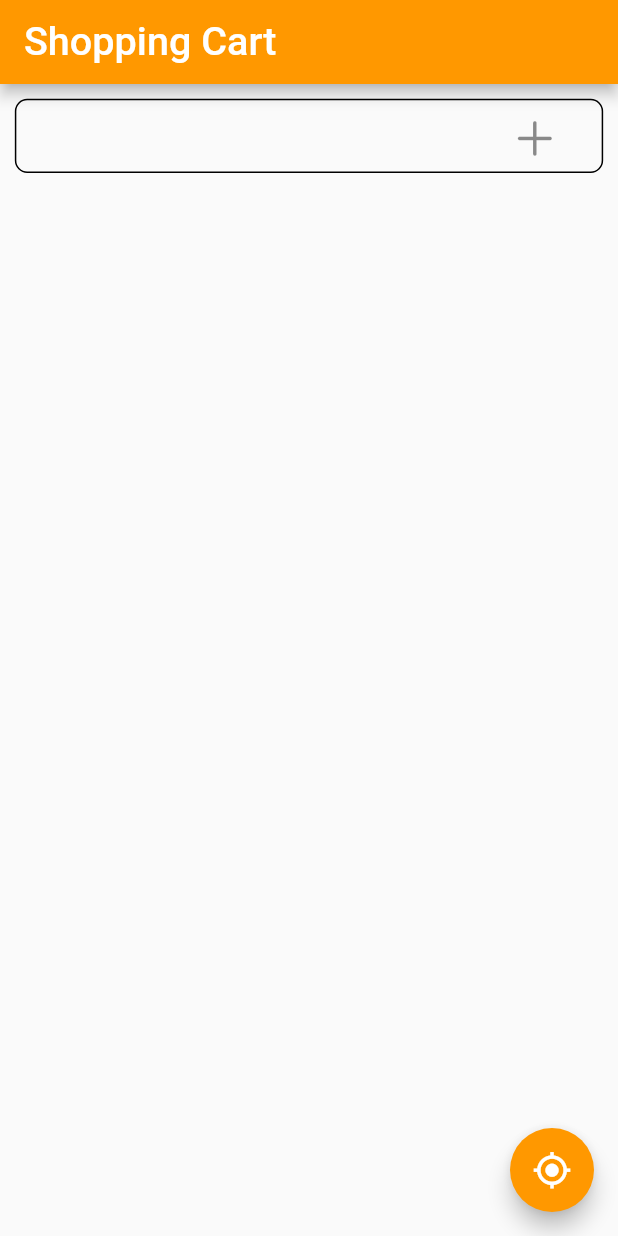
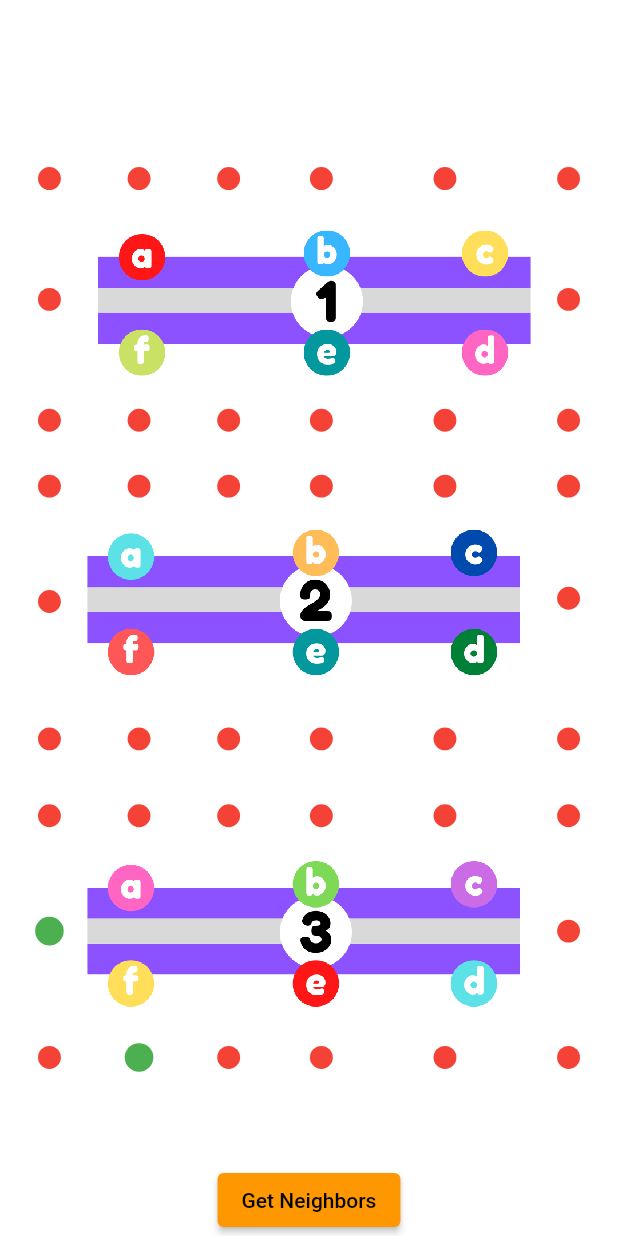
Before and after one commit to dasaGamesStudio/shop-ml, a Flutter app: the screen it shows once a user with an empty profile is signed in, on a phone screen of 412 x 824 dp. Run offline on Flutter 3.47's test engine with Material 2 defaults, Android fonts, the phone set to English and light mode, and no system bars; our stand-ins replace camera, cloud_firestore, firebase_auth, firebase_core, firebase_database, flutter_secure_storage and 5 more; accounts and stored records are empty.

Commit message:
implementing Navigation System - Add Waypoints to the Map

```diff
--- a/lib/models/cart_item_model.dart
+++ b/lib/models/cart_item_model.dart
@@ -18,4 +18,5 @@ class CartItem {
       id: json['id'],
       shelfID: json['shelfID'],
   );
+
 }
--- /dev/null
+++ b/lib/mypackages/mathdgs.dart
@@ -0,0 +1,17 @@
+import 'package:flutter/widgets.dart';
+import 'dart:math';
+
+class MathDGS {
+  static double sqrMagnitude(Size a){
+    return (a.width * a.width + a.height * a.height);
+  }
+
+  static double sqrDistance(Size a, Size b){
+    return ((a.width - b.width)*(a.width - b.width) + (a.height - b.height)*(a.height - b.height));
+  }
+
+  static double Distance(Size a, Size b){
+    return sqrt((a.width - b.width)*(a.width - b.width) + (a.height - b.height)*(a.height - b.height));
+  }
+
+}
--- a/lib/navigationSystem/navpoints.dart
+++ b/lib/navigationSystem/navpoints.dart
@@ -1,56 +1,77 @@
+import 'package:flutter/material.dart';
+import 'package:markethelper/mypackages/mathdgs.dart';
 import 'package:markethelper/navigationSystem/waypoint_model.dart';
 
-class WaypointNode {
-  static final n1 = WNode(name: "n1", connectedNodes: [
-    //   ConnectedWNode(Node: n2, distance: 1),
-    //   ConnectedWNode(Node: n3, distance: 2),
-    //   ConnectedWNode(Node: n4, distance: 1),
-  ]);
+class NavPoint{
+  static final w1 = WNode(id: "w1", position: Size(0.08 * 1080,0.1 * 1920), neighbors: [],);
+  static final w2 = WNode(id: "w2", position: Size(0.225 * 1080,0.1 * 1920), neighbors: [],);
+  static final w3 = WNode(id: "w3", position: Size(0.52 * 1080,0.1 * 1920), neighbors: [],);
+  static final w4 = WNode(id: "w4", position: Size(0.92 * 1080,0.1 * 1920), neighbors: [],);
 
-  static final n2 = WNode(name: "n2", connectedNodes: [
-    // ConnectedWNode(Node: n1, distance: 1),
-    // ConnectedWNode(Node: n3, distance: 1),
-    // ConnectedWNode(Node: n5, distance: 2),
-  ]);
-  static final n3 = WNode(name: "n3", connectedNodes: [
-    // ConnectedWNode(Node: n1, distance: 2),
-    // ConnectedWNode(Node: n2, distance: 1),
-    // ConnectedWNode(Node: n5, distance: 4),
-  ]);
-  static final n4 = WNode(name: "n4", connectedNodes: [
-    // ConnectedWNode(Node: n1, distance: 1),
-    // ConnectedWNode(Node: n5, distance: 3),
-  ]);
-  static final n5 = WNode(name: "n5", connectedNodes: [
-    // ConnectedWNode(Node: n2, distance: 2),
-    // ConnectedWNode(Node: n3, distance: 4),
-    // ConnectedWNode(Node: n4, distance: 3)
-  ]);
+  static final w5 = WNode(id: "w5", position: Size(0.08 * 1080,0.21 * 1920), neighbors: [],);
+  static final w6 = WNode(id: "w6", position: Size(0.92 * 1080,0.21 * 1920), neighbors: [],);
 
-  static void init() {
-    n1.connectedNodes = [
-      ConnectedWNode(Node: n2, distance: 1),
-      ConnectedWNode(Node: n3, distance: 2),
-      ConnectedWNode(Node: n4, distance: 1),
-    ];
-    n2.connectedNodes = [
-      ConnectedWNode(Node: n1, distance: 1),
-      ConnectedWNode(Node: n3, distance: 1),
-      ConnectedWNode(Node: n5, distance: 2),
-    ];
-    n3.connectedNodes = [
-      ConnectedWNode(Node: n1, distance: 2),
-      ConnectedWNode(Node: n2, distance: 1),
-      ConnectedWNode(Node: n5, distance: 4),
-    ];
-    n4.connectedNodes = [
-      ConnectedWNode(Node: n1, distance: 1),
-      ConnectedWNode(Node: n5, distance: 3),
-    ];
-    n5.connectedNodes = [
-      ConnectedWNode(Node: n2, distance: 2),
-      ConnectedWNode(Node: n3, distance: 4),
-      ConnectedWNode(Node: n4, distance: 3)
-    ];
+  static final w7 = WNode(id: "w7", position: Size(0.08 * 1080,0.32 * 1920), neighbors: [],);
+  static final w8 = WNode(id: "w8", position: Size(0.225 * 1080,0.32 * 1920), neighbors: [],);
+  static final w9 = WNode(id: "w9", position: Size(0.52 * 1080,0.32 * 1920), neighbors: [],);
+  static final w10 = WNode(id: "w10", position: Size(0.92 * 1080,0.32 * 1920), neighbors: [],);
+
+  static final w11 = WNode(id: "w11", position: Size(0.08 * 1080,0.38 * 1920), neighbors: [],);
+  static final w12 = WNode(id: "w12", position: Size(0.225 * 1080,0.38 * 1920), neighbors: [],);
+  static final w13 = WNode(id: "w13", position: Size(0.52 * 1080,0.38 * 1920), neighbors: [],);
+  static final w14 = WNode(id: "w14", position: Size(0.92 * 1080,0.38 * 1920), neighbors: [],);
+
+  static final w15 = WNode(id: "w15", position: Size(0.08 * 1080,0.485 * 1920), neighbors: [],);
+  static final w16 = WNode(id: "w16", position: Size(0.92 * 1080,0.482 * 1920), neighbors: [],);
+
+  static final w17 = WNode(id: "w17", position: Size(0.08 * 1080,0.61 * 1920), neighbors: [],);
+  static final w18 = WNode(id: "w18", position: Size(0.225 * 1080,0.61 * 1920), neighbors: [],);
+  static final w19 = WNode(id: "w19", position: Size(0.52 * 1080,0.61 * 1920), neighbors: [],);
+  static final w20 = WNode(id: "w20", position: Size(0.92 * 1080,0.61 * 1920), neighbors: [],);
+
+  static final w21 = WNode(id: "w21", position: Size(0.08 * 1080,0.68 * 1920), neighbors: [],);
+  static final w22 = WNode(id: "w22", position: Size(0.225 * 1080,0.68 * 1920), neighbors: [],);
+  static final w23 = WNode(id: "w23", position: Size(0.52 * 1080,0.68 * 1920), neighbors: [],);
+  static final w24 = WNode(id: "w24", position: Size(0.92 * 1080,0.68 * 1920), neighbors: [],);
+
+  static final w25 = WNode(id: "w25", position: Size(0.08 * 1080,0.785 * 1920), neighbors: [],);
+  static final w26 = WNode(id: "w26", position: Size(0.92 * 1080,0.785 * 1920), neighbors: [],);
+
+  static final w27 = WNode(id: "w27", position: Size(0.08 * 1080,0.9 * 1920), neighbors: [],);
+  static final w28 = WNode(id: "w28", position: Size(0.225 * 1080,0.9 * 1920), neighbors: [],);
+  static final w29 = WNode(id: "w29", position: Size(0.52 * 1080,0.9 * 1920), neighbors: [],);
+  static final w30 = WNode(id: "w30", position: Size(0.92 * 1080,0.9 * 1920), neighbors: [],);
+
+  static final w31 = WNode(id: "w31", position: Size(0.37 * 1080,0.1 * 1920), neighbors: [],);
+  static final w32 = WNode(id: "w32", position: Size(0.72 * 1080,0.1 * 1920), neighbors: [],);
+
+  static final w33 = WNode(id: "w33", position: Size(0.37 * 1080,0.32 * 1920), neighbors: [],);
+  static final w34 = WNode(id: "w34", position: Size(0.72 * 1080,0.32 * 1920), neighbors: [],);
+
+  static final w35 = WNode(id: "w35", position: Size(0.37 * 1080,0.38 * 1920), neighbors: [],);
+  static final w36 = WNode(id: "w36", position: Size(0.72 * 1080,0.38 * 1920), neighbors: [],);
+
+  static final w37 = WNode(id: "w37", position: Size(0.37 * 1080,0.61 * 1920), neighbors: [],);
+  static final w38 = WNode(id: "w38", position: Size(0.72 * 1080,0.61 * 1920), neighbors: [],);
+
+  static final w39 = WNode(id: "w39", position: Size(0.37 * 1080,0.68 * 1920), neighbors: [],);
+  static final w40 = WNode(id: "w40", position: Size(0.72 * 1080,0.68 * 1920), neighbors: [],);
+
+  static final w41 = WNode(id: "w41", position: Size(0.37 * 1080,0.9 * 1920), neighbors: [],);
+  static final w42 = WNode(id: "w42", position: Size(0.72 * 1080,0.9 * 1920), neighbors: [],);
+
+  static final List<WNode> NavPList = [NavPoint.w1,NavPoint.w2,NavPoint.w3,NavPoint.w4,NavPoint.w5, NavPoint.w6, NavPoint.w7, NavPoint.w8,NavPoint.w9,NavPoint.w10,NavPoint.w11,NavPoint.w12, NavPoint.w13, NavPoint.w14,NavPoint.w15, NavPoint.w16, NavPoint.w17,NavPoint.w18,NavPoint.w19,NavPoint.w20, NavPoint.w21,NavPoint.w22,NavPoint.w23,NavPoint.w24, NavPoint.w25,NavPoint.w26, NavPoint.w27,NavPoint.w28,NavPoint.w29,NavPoint.w30, NavPoint.w31,NavPoint.w32, NavPoint.w33,NavPoint.w34,NavPoint.w35,NavPoint.w36,NavPoint.w37,NavPoint.w38,NavPoint.w39,NavPoint.w40,NavPoint.w41,NavPoint.w42];
+
+  static GetNavNeighbors(){
+    NavPoint.NavPList.forEach((node) {
+      NavPoint.NavPList.forEach((element) {
+        if(element != node){
+          if(MathDGS.Distance(node.position, element.position)/100 < 2.55){
+            node.neighbors.add(element);
+          }
+        }
+      });
+    });
   }
+
 }
--- a/lib/navigationSystem/waypoint_model.dart
+++ b/lib/navigationSystem/waypoint_model.dart
@@ -1,36 +1,29 @@
 import 'package:flutter/rendering.dart';
 
-class WNode{
-  String name;
-  Size? pixelPos;
-  double avoidance;
-  String? assignShelfID;
-  String? assignSectionID;
-  WNode? parentNode;
-  List<ConnectedWNode>? connectedNodes;
+class WNode {
+  String id;
+  Size position;
+  double gCost;
+  double fCost;
+
+  bool isWalkable;
+
+  WNode? connection;
+  List<WNode> neighbors;
 
   WNode({
-    required this.name,
-    this.pixelPos,
-    this.assignSectionID,
-    this.assignShelfID,
-    this.parentNode,
-    this.avoidance = 0,
-    this.connectedNodes,
-});
+    required this.id,
+    this.position = Size.zero,
+    this.gCost = 0,
+    this.fCost = double.maxFinite,
+    this.isWalkable = true,
+    this.connection,
+    required this.neighbors,
+  });
+
 }
 
-class ConnectedWNode{
-  WNode Node;
-  double distance;
-
-  ConnectedWNode({
-    required this.Node,
-    required this.distance,
-  });
-}
-
-class Path{
+class Path {
   double score;
   List<WNode> nodes;
 
--- a/lib/pages/authpage.dart
+++ b/lib/pages/authpage.dart
@@ -2,6 +2,7 @@ import 'package:camera/camera.dart';
 import 'package:firebase_auth/firebase_auth.dart';
 import 'package:flutter/material.dart';
 import 'package:markethelper/pages/cart_list_page.dart';
+import 'package:markethelper/pages/drawmap_page.dart';
 import 'package:markethelper/pages/search_page.dart';
 import 'package:markethelper/pages/showmap_page.dart';
 import 'package:markethelper/services/authservice.dart';
@@ -21,7 +22,7 @@ class AuthPage extends StatelessWidget {
         builder: (context,snapshot){
           if(snapshot.hasData){
             AuthService().getCurrentUser();
-            return CartPage();
+            return MapPage(); //add cart page here
           }else{
             return LoginPage();
           }
--- /dev/null
+++ b/lib/pages/drawmap_page.dart
@@ -0,0 +1,105 @@
+import 'dart:convert';
+import 'dart:ui' as ui;
+
+import 'package:cloud_firestore/cloud_firestore.dart';
+import 'package:flutter/material.dart';
+import 'package:flutter/services.dart';
+import 'package:flutter_secure_storage/flutter_secure_storage.dart';
+import 'package:markethelper/mypackages/mathdgs.dart';
+import 'package:markethelper/navigationSystem/navpoints.dart';
+import 'package:markethelper/navigationSystem/waypoint_model.dart';
+
+class MapPage extends StatefulWidget {
+  const MapPage({Key? key}) : super(key: key);
+
+  @override
+  State<MapPage> createState() => _MapPageState();
+}
+
+class _MapPageState extends State<MapPage> {
+  ui.Image? image;
+
+  @override
+  void initState() {
+    super.initState();
+    NavPoint.GetNavNeighbors();
+    loadImage("assets/maps/shopmap.png");
+  }
+
+  Future loadImage(String path) async {
+    final data = await rootBundle.load(path);
+    final bytes = data.buffer.asUint8List();
+    final image = await decodeImageFromList(bytes);
+
+    setState(() => this.image = image);
+  }
+
+  @override
+  Widget build(BuildContext context) {
+
+    Size scSize = MediaQuery.of(context).size;
+    double refLength =
+    (scSize.width > scSize.height) ? scSize.height : scSize.width;
+    double paddingVal = refLength * 0.05;
+    double fontSize = refLength * 0.04;
+
+    return Scaffold(
+      backgroundColor: Colors.black,
+      body: Stack(
+          alignment: Alignment.bottomCenter,
+          children: [
+            Center(
+              child: image == null
+                  ? CircularProgressIndicator()
+                  : InteractiveViewer(
+                minScale: 1,
+                maxScale: 5,
+                child: Container(
+                  color: Colors.white,
+                  width: scSize.width,
+                  height: scSize.height,
+                  child: FittedBox(
+                    child: SizedBox(
+                      width: image?.width.toDouble(),
+                      height: image?.height.toDouble(),
+                      child: CustomPaint(
+                        foregroundPainter: MapRoutePainter(image!, mapRes: Size(40,28)),
+                      ),
+                    ),
+                  ),
+                ),
+              ),
+            ),
+            ElevatedButton(onPressed: ()=> NavPoint.GetNavNeighbors(), child: Text("Get Neighbors")),
+          ]),
+    );
+  }
+}
+
+class MapRoutePainter extends CustomPainter {
+  final ui.Image image;
+  final Size mapRes;
+
+  const MapRoutePainter(this.image, {this.mapRes = Size.zero});
+
+  @override
+  Future<void> paint(Canvas canvas, Size size) async {
+    final paint = Paint()
+      ..color = Colors.red;
+    canvas.drawImage(image, Offset.zero, paint);
+
+    final List<WNode> list = NavPoint.NavPList;
+
+    list.forEach((element) {
+      canvas.drawCircle(Offset(element.position.width, element.position.height), 20, paint);
+    });
+
+    NavPoint.w27.neighbors.forEach((element) {
+      canvas.drawCircle(Offset(element.position.width, element.position.height), 25, paint..color =Colors.green);
+    });
+
+  }
+
+  @override
+  bool shouldRepaint(covariant CustomPainter oldDelegate) => false;
+}
--- a/lib/pages/take_shelf_image.dart
+++ b/lib/pages/take_shelf_image.dart
@@ -174,7 +174,6 @@ class _TakeShelfImageState extends State<TakeShelfImage> {
                     ),
                   ],
                 ),
-              ElevatedButton(onPressed: ()=> NavSys.FindPath(WaypointNode.n1, WaypointNode.n2), child: Text("Test Nav Sys")),
             ],
           ),
         ));
--- a/pubspec.yaml
+++ b/pubspec.yaml
@@ -47,6 +47,7 @@ dependencies:
   camera: ^0.10.3
   photo_view: ^0.14.0
   image_picker: ^0.8.6+1
+  flutter_secure_storage: ^7.0.1
 
 dev_dependencies:
   flutter_test:
@@ -77,6 +78,7 @@ flutter:
   assets:
     - assets/Images/
     - assets/Icons/
+    - assets/maps/
 
   # An image asset can refer to one or more resolution-specific "variants", see
   # https://flutter.dev/assets-and-images/#resolution-aware
```
Also changed, not shown: lib/navigationSystem/navalgo.dart (+2 -17 lines), assets/maps/shopmap.png (added), pubspec.lock.
